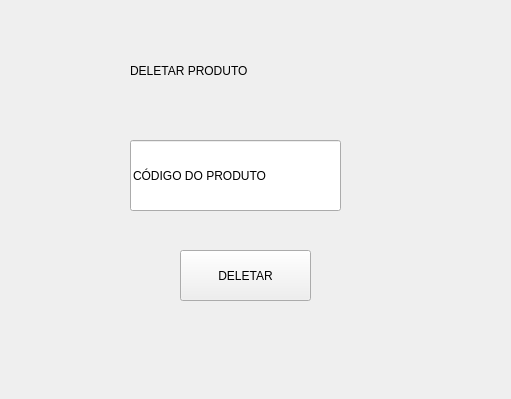
leohpmoreira/inventoryManagement, file deletarproduto.ui: the form before one commit.
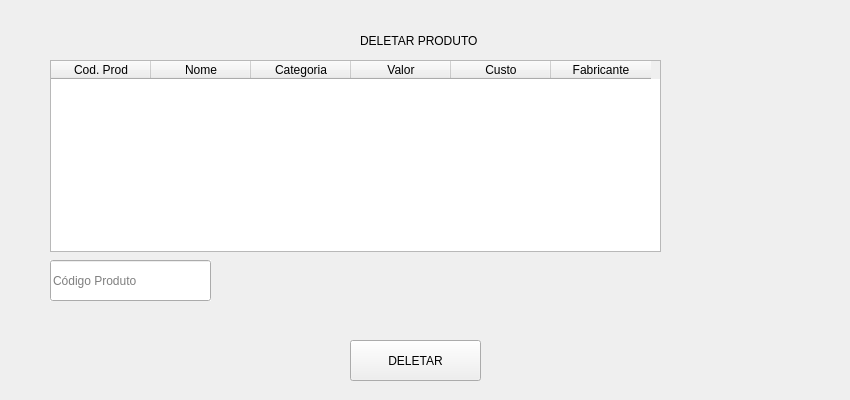
The form after the commit.

Patch:
```diff
--- a/deletarproduto.ui
+++ b/deletarproduto.ui
@@ -6,22 +6,37 @@
    <rect>
     <x>0</x>
     <y>0</y>
-    <width>511</width>
-    <height>399</height>
+    <width>850</width>
+    <height>400</height>
    </rect>
   </property>
+  <property name="minimumSize">
+   <size>
+    <width>850</width>
+    <height>400</height>
+   </size>
+  </property>
+  <property name="maximumSize">
+   <size>
+    <width>850</width>
+    <height>400</height>
+   </size>
+  </property>
   <property name="windowTitle">
    <string>Form</string>
   </property>
   <widget class="QLabel" name="label">
    <property name="geometry">
     <rect>
-     <x>130</x>
-     <y>50</y>
-     <width>261</width>
+     <x>360</x>
+     <y>20</y>
+     <width>161</width>
      <height>41</height>
     </rect>
    </property>
+   <property name="layoutDirection">
+    <enum>Qt::LeftToRight</enum>
+   </property>
    <property name="text">
     <string>DELETAR PRODUTO</string>
    </property>
@@ -29,29 +44,78 @@
   <widget class="QLineEdit" name="lineEdit">
    <property name="geometry">
     <rect>
-     <x>130</x>
-     <y>140</y>
-     <width>211</width>
-     <height>71</height>
+     <x>50</x>
+     <y>260</y>
+     <width>161</width>
+     <height>41</height>
     </rect>
    </property>
+   <property name="autoFillBackground">
+    <bool>true</bool>
+   </property>
    <property name="text">
-    <string>CÓDIGO DO PRODUTO</string>
+    <string/>
+   </property>
+   <property name="placeholderText">
+    <string>Código Produto</string>
    </property>
   </widget>
   <widget class="QPushButton" name="pushButton">
    <property name="geometry">
     <rect>
-     <x>180</x>
-     <y>250</y>
+     <x>350</x>
+     <y>340</y>
      <width>131</width>
-     <height>51</height>
+     <height>41</height>
     </rect>
    </property>
    <property name="text">
     <string>DELETAR</string>
    </property>
   </widget>
+  <widget class="QTableWidget" name="tableWidget">
+   <property name="geometry">
+    <rect>
+     <x>50</x>
+     <y>60</y>
+     <width>611</width>
+     <height>192</height>
+    </rect>
+   </property>
+   <property name="autoFillBackground">
+    <bool>true</bool>
+   </property>
+   <column>
+    <property name="text">
+     <string>Cod. Prod</string>
+    </property>
+   </column>
+   <column>
+    <property name="text">
+     <string>Nome</string>
+    </property>
+   </column>
+   <column>
+    <property name="text">
+     <string>Categoria</string>
+    </property>
+   </column>
+   <column>
+    <property name="text">
+     <string>Valor</string>
+    </property>
+   </column>
+   <column>
+    <property name="text">
+     <string>Custo</string>
+    </property>
+   </column>
+   <column>
+    <property name="text">
+     <string>Fabricante</string>
+    </property>
+   </column>
+  </widget>
  </widget>
  <resources/>
  <connections/>
```
